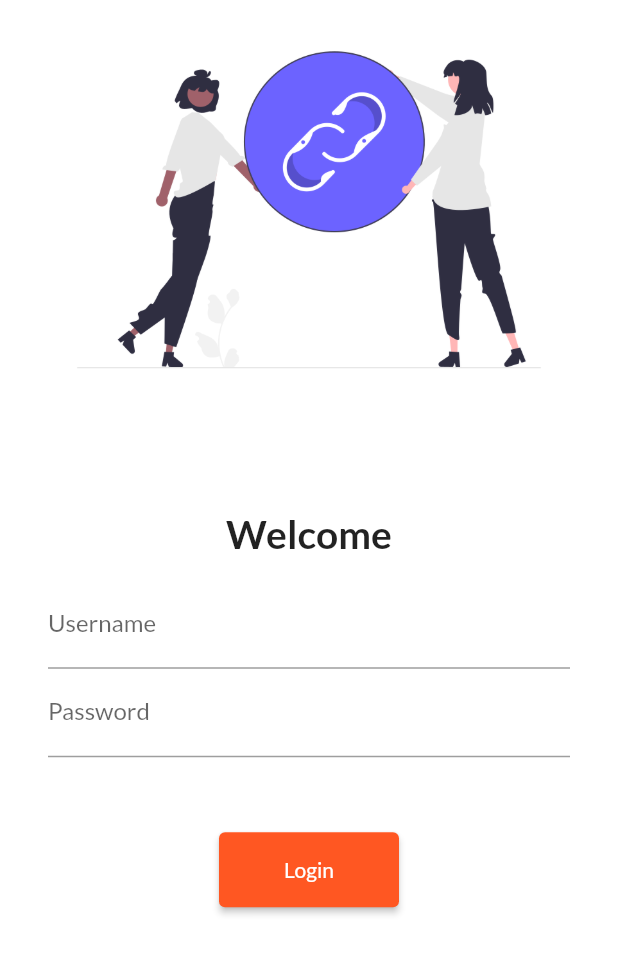
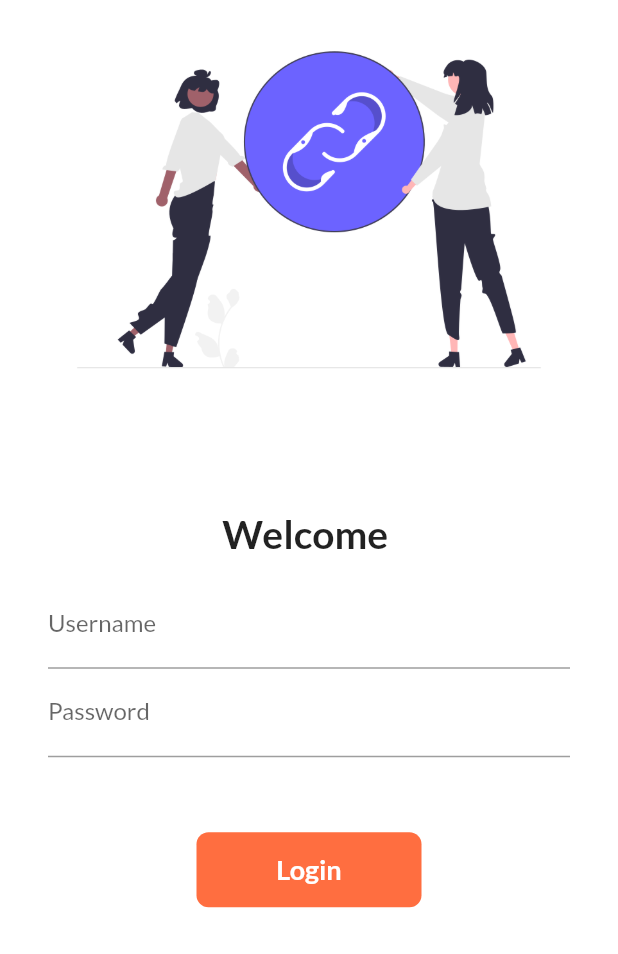
Before and after one commit to Sanish2318/Codepur, a Flutter app: the screen it shows after launch, on a phone screen of 412 x 824 dp. Shown: the top 954 px of the screen. Run offline on Flutter 3.47's test engine with Material 2 defaults, Android fonts, the phone set to English and light mode, and no system bars; our stand-ins replace google_fonts.

Commit message:
Day 6 Completed

```diff
--- a/lib/screens/login_page.dart
+++ b/lib/screens/login_page.dart
@@ -1,7 +1,15 @@
 import 'package:film_crew_nepal/utils/routes.dart';
 import 'package:flutter/material.dart';
 
-class LoginPage extends StatelessWidget {
+class LoginPage extends StatefulWidget {
+  @override
+  _LoginPageState createState() => _LoginPageState();
+}
+
+class _LoginPageState extends State<LoginPage> {
+  String name = "";
+  bool changeButton = false;
+
   @override
   Widget build(BuildContext context) {
     return Material(
@@ -14,7 +22,7 @@
               height: 60.0,
             ),
             Text(
-              "Welcome",
+              "Welcome $name",
               style: TextStyle(fontSize: 26, fontWeight: FontWeight.bold),
             ),
             Padding(
@@ -27,6 +35,10 @@
                       hintText: 'Enter Username',
                       labelText: "Username",
                     ),
+                    onChanged: (value) {
+                      name = value;
+                      setState(() {});
+                    },
                   ),
                   TextFormField(
                     obscureText: true,
@@ -38,14 +50,45 @@
                   SizedBox(
                     height: 50.0,
                   ),
-                  ElevatedButton(
-                    child: Text("Login"),
-                    style: TextButton.styleFrom(
-                      minimumSize: Size(120, 50),
-                    ),
-                    onPressed: () {
+                  // ElevatedButton(
+                  //   child: Text("Login"),
+                  //   style: TextButton.styleFrom(
+                  //     minimumSize: Size(120, 50),
+                  //   ),
+                  //   onPressed: () {
+                  //     Navigator.pushNamed(context, MyRoutes.homeRoute);
+                  //   },
+                  // ),
+                  InkWell(
+                    onTap: () async {
+                      setState(() {
+                        changeButton = true;
+                      });
+                      await Future.delayed(Duration(seconds: 1));
                       Navigator.pushNamed(context, MyRoutes.homeRoute);
                     },
+                    child: AnimatedContainer(
+                      duration: Duration(seconds: 1),
+                      width: changeButton ? 50 : 150,
+                      height: 50,
+                      alignment: Alignment.center,
+                      child: changeButton
+                          ? Icon(
+                              Icons.done,
+                              color: Colors.white,
+                            )
+                          : Text("Login",
+                              style: TextStyle(
+                                color: Colors.white,
+                                fontWeight: FontWeight.bold,
+                                fontSize: 18,
+                              )),
+                      decoration: BoxDecoration(
+                        color: Colors.deepOrangeAccent,
+                        borderRadius:
+                            BorderRadius.circular(changeButton ? 50 : 8),
+                      ),
+                    ),
                   ),
                 ],
               ),
```
